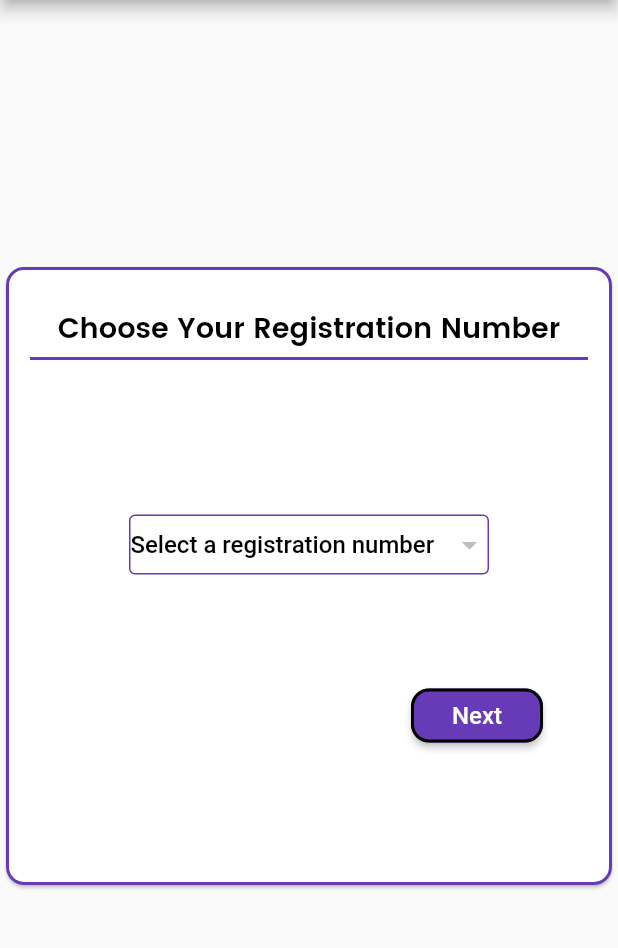
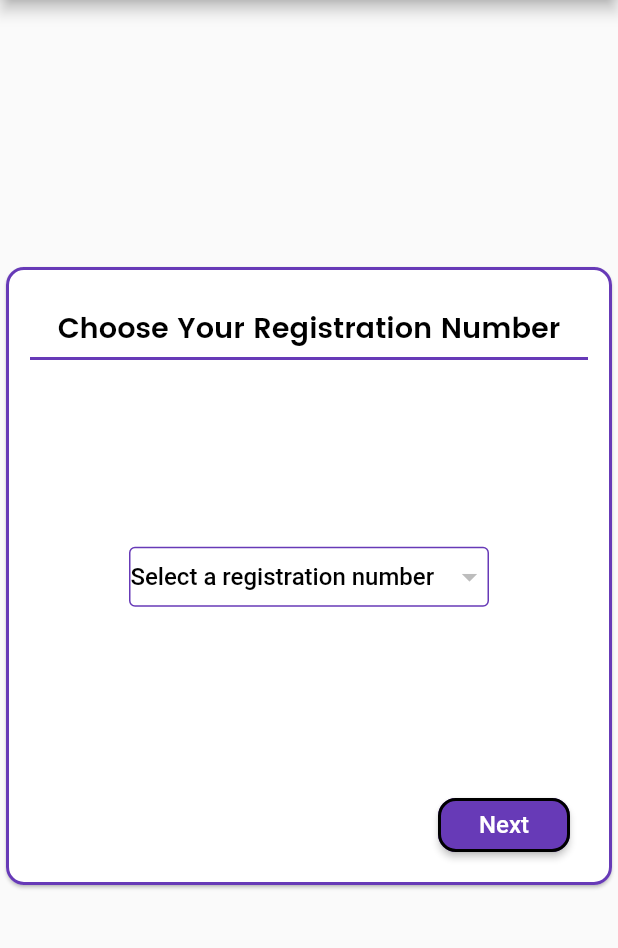
Before and after one commit to infinitumkiran/viit_program_outcomes, a Flutter app: the screen it shows after launch, on a phone screen of 412 x 824 dp, the part 84-1032 px from its top. Run offline on Flutter 3.47's test engine with Material 2 defaults, Android fonts, the light colour scheme and no system bars; drawn by our look-alikes of auto_size_text; network calls fail.

Commit message:
responsivepage1

```diff
--- a/lib/slide1.dart
+++ b/lib/slide1.dart
@@ -5,7 +5,6 @@ import 'package:viitproject/widgets/appbar.dart';
 import 'package:viitproject/widgets/Button.dart';
 import 'package:http/http.dart' as http;
 import 'package:auto_size_text/auto_size_text.dart';
-
 
 Map<String, dynamic> responseData = {};
 
@@ -69,13 +68,19 @@ class _PageOneState extends State<PageOne> {
               items: regNumbers.map<DropdownMenuItem<String>>((String value) {
                 return new DropdownMenuItem<String>(
                   value: value,
-                child: new AutoSizeText(value,maxLines: 1,),
+                  child: new AutoSizeText(
+                    value,
+                    maxLines: 1,
+                  ),
                 );
               }).toList(),
             ),
           );
-        else{
-            return Center(child: CircularProgressIndicator(valueColor: new AlwaysStoppedAnimation<Color>(Color(0xff673AB7)),));
+        else {
+          return Center(
+              child: CircularProgressIndicator(
+            valueColor: new AlwaysStoppedAnimation<Color>(Color(0xff673AB7)),
+          ));
         }
       },
     );
@@ -124,8 +129,10 @@ class _PageOneState extends State<PageOne> {
                       thickness: 2,
                       color: Color(0xff673AB7),
                     ),
-                    Padding(
-                      padding: const EdgeInsets.only(top: 100),
+                    Flexible(
+
+
+                        child: Center(
                           child: Container(
                             // margin: EdgeInsets.symmetric(horizontal: 40.0),
                             width: 240.0,
@@ -137,13 +144,15 @@ class _PageOneState extends State<PageOne> {
                             child: dropdownButton(),
                           ),
                         ),
+
+                    ),
                     Row(
-                      mainAxisAlignment: MainAxisAlignment.end,
+                      mainAxisAlignment: MainAxisAlignment.spaceEvenly,
                       children: <Widget>[
-                        Padding(
-                          padding: const EdgeInsets.only(top: 40.0),
-                          child: Container(
-                            margin: EdgeInsets.all(30.0),
+                        Spacer(
+                          flex: 2,
+                        ),
+                        Flexible(
                           child: Button(
                             title: 'Next',
                             onPressed: () {
@@ -156,7 +165,6 @@ class _PageOneState extends State<PageOne> {
                             },
                           ),
                         ),
-                        ),
                       ],
                     ),
                   ],
```
Lines whose indentation alone changed are shown as unchanged.
